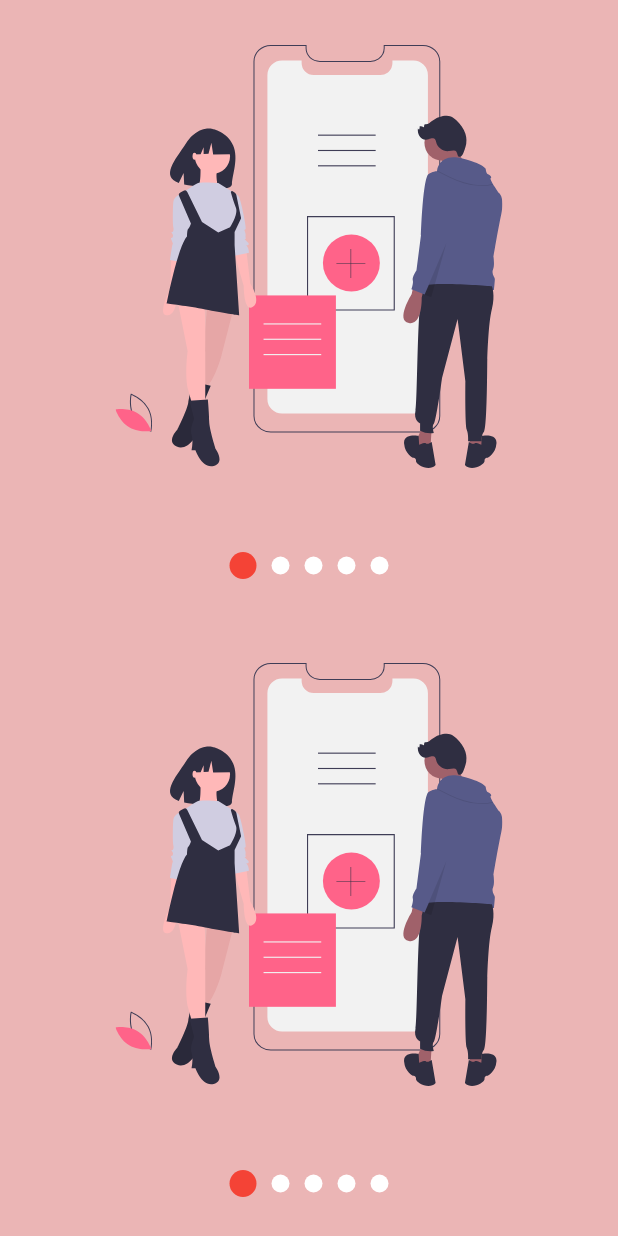
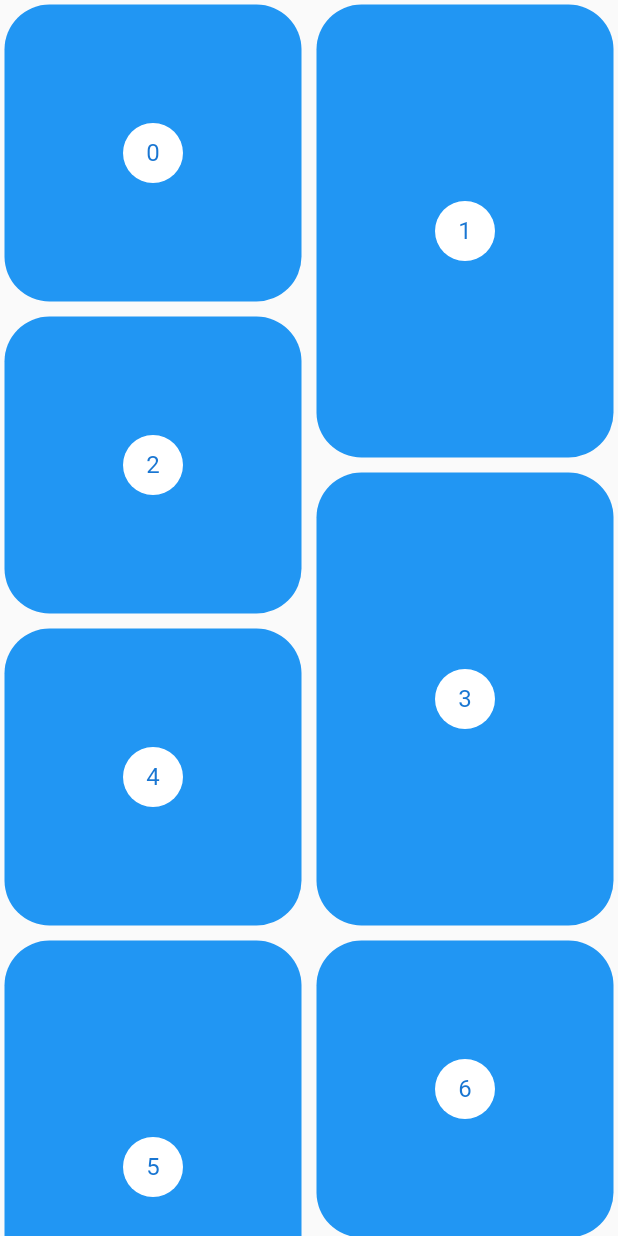
Before and after one commit to MatiasSalomon01/Flutter-Intermediate-Designs, a Flutter app: the screen it shows after launch, on a phone screen of 412 x 824 dp. Run offline on Flutter 3.47's test engine with Material 2 defaults, Android fonts, the phone set to English and light mode, and no system bars; our stand-ins replace flutter_svg.

Commit message:
Inicio de proyecto - Pinterest

```diff
--- a/lib/main.dart
+++ b/lib/main.dart
@@ -2,7 +2,8 @@
 // import 'package:designs/src/labs/circular_progress_page.dart';
 // import 'package:designs/src/pages/graficas_circulares_page.dart';
 // import 'package:designs/src/labs/slideshow_page.dart';
-import 'package:designs/src/pages/slideshow_page.dart';
+import 'package:designs/src/pages/pinterest_page.dart';
+// import 'package:designs/src/pages/slideshow_page.dart';
 // import 'package:designs/src/pages/animaciones_page.dart';
 // import 'package:designs/src/pages/headers_page.dart';
 import 'package:flutter/material.dart';
@@ -14,10 +15,10 @@ class MyApp extends StatelessWidget {
 
   @override
   Widget build(BuildContext context) {
-    return MaterialApp(
+    return const MaterialApp(
         debugShowCheckedModeBanner: false,
         title: 'Flutter Intermediate Designs',
         // home: HeadersPage());
-        home: SlidesShowPage());
+        home: PinterestPage());
   }
 }
--- /dev/null
+++ b/lib/src/pages/pinterest_page.dart
@@ -0,0 +1,53 @@
+import 'package:flutter/material.dart';
+import 'package:flutter_staggered_grid_view/flutter_staggered_grid_view.dart';
+
+class PinterestPage extends StatelessWidget {
+  const PinterestPage({Key? key}) : super(key: key);
+
+  @override
+  Widget build(BuildContext context) {
+    return Scaffold(
+      body: Center(
+        child: PinterestGrid(),
+      ),
+    );
+  }
+}
+
+class PinterestGrid extends StatelessWidget {
+  final List<int> items = List.generate(200, (index) => index);
+  @override
+  Widget build(BuildContext context) {
+    return StaggeredGridView.countBuilder(
+      crossAxisCount: 4,
+      itemCount: items.length,
+      itemBuilder: (context, index) => _PinterestItem(index),
+      staggeredTileBuilder: (index) =>
+          StaggeredTile.count(2, index.isEven ? 2 : 3),
+      mainAxisSpacing: 4,
+      crossAxisSpacing: 4,
+    );
+  }
+}
+
+class _PinterestItem extends StatelessWidget {
+  final int index;
+
+  _PinterestItem(this.index);
+
+  @override
+  Widget build(BuildContext context) {
+    return Container(
+      margin: EdgeInsets.all(3),
+      decoration: BoxDecoration(
+          color: Colors.blue,
+          borderRadius: BorderRadius.all(Radius.circular(30))),
+      child: Center(
+        child: CircleAvatar(
+          backgroundColor: Colors.white,
+          child: Text('$index'),
+        ),
+      ),
+    );
+  }
+}
--- a/pubspec.yaml
+++ b/pubspec.yaml
@@ -37,6 +37,7 @@ dependencies:
   cupertino_icons: ^1.0.2
   flutter_svg: ^2.0.4
   provider: ^6.0.5
+  flutter_staggered_grid_view: ^0.4.1
 
 dev_dependencies:
   flutter_test:
```
Also changed, not shown: pubspec.lock.
